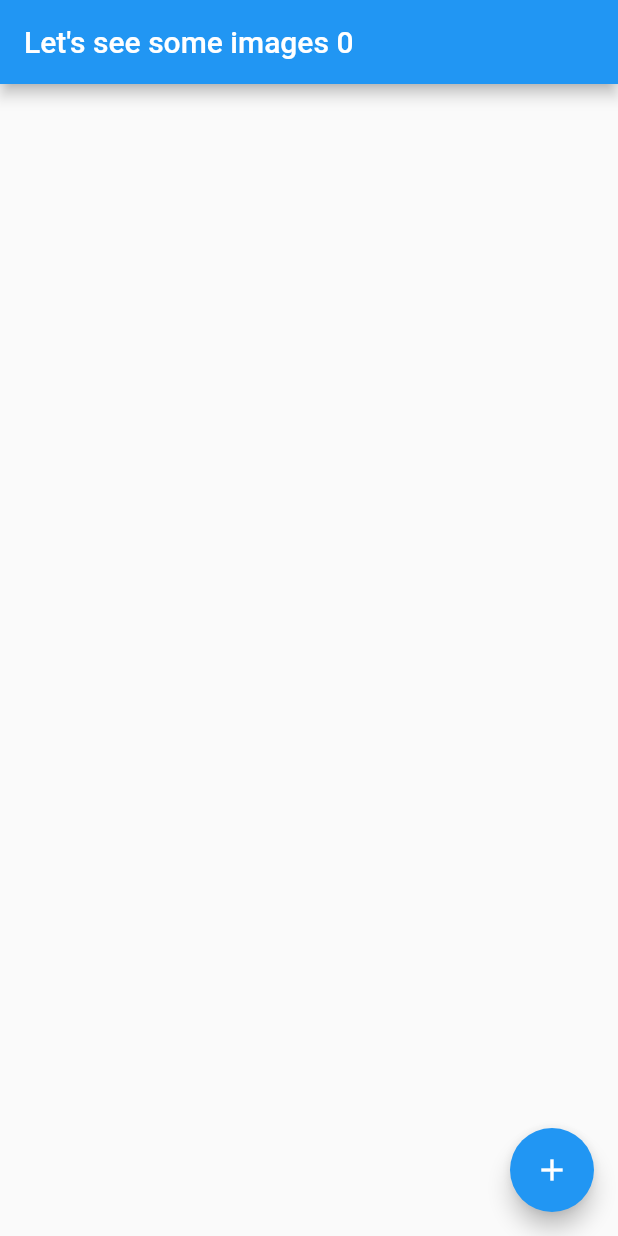
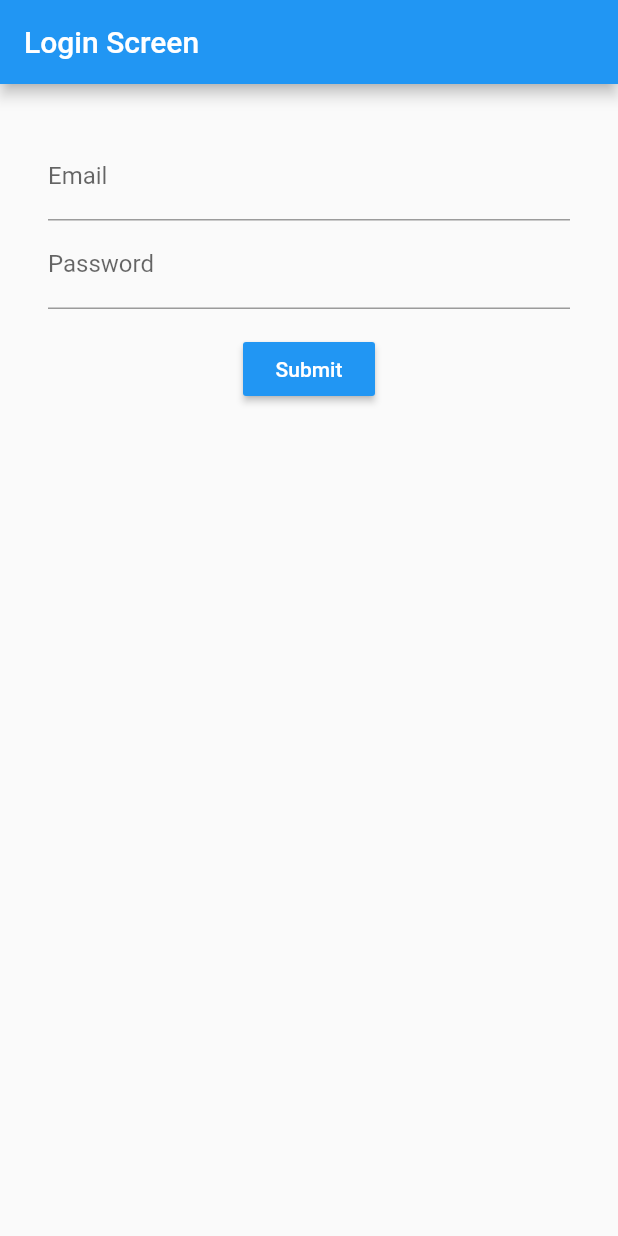
Before and after one commit to sarmad-rauf/FlutterStarter, a Flutter app: the screen it shows after launch, on a phone screen of 412 x 824 dp. Run offline on Flutter 3.47's test engine with Material 2 defaults, Android fonts, the phone set to English and light mode, and no system bars.

Commit message:
Login page demo.

```diff
--- a/lib/main.dart
+++ b/lib/main.dart
@@ -1,9 +1,8 @@
-// IMPORT
 import 'package:flutter/material.dart';
 
 import 'src/pics_demo/pic_app.dart';
+import 'src/login_demo/login_app.dart';
 
-// MAIN
 void main() {
-  runApp(PicApp());
+  runApp(LoginApp());
 }
--- /dev/null
+++ b/lib/src/login_demo/login_app.dart
@@ -0,0 +1,12 @@
+import 'package:flutter/material.dart';
+import 'screens/login_screen.dart';
+
+class LoginApp extends StatelessWidget {
+  @override
+  Widget build(BuildContext context) {
+    return MaterialApp(
+      title: "Login demo",
+      home: LoginScreen(),
+    );
+  }
+}
--- /dev/null
+++ b/lib/src/login_demo/mixins/validation_mixin.dart
@@ -0,0 +1,12 @@
+class ValidationMixin {
+  String validatePassword(String value) {
+    if (value.length < 4)
+      return 'Please enter password of atleast 4 character.';
+    return null;
+  }
+
+  String validateEmail(String value) {
+    if (!value.contains('@')) return 'Please enter a valid email.';
+    return null;
+  }
+}
--- /dev/null
+++ b/lib/src/login_demo/screens/login_screen.dart
@@ -0,0 +1,80 @@
+import 'package:flutter/material.dart';
+import '../mixins/validation_mixin.dart';
+
+class LoginScreen extends StatefulWidget {
+  @override
+  State<StatefulWidget> createState() {
+    return LoginState();
+  }
+}
+
+class LoginState extends State<LoginScreen> with ValidationMixin {
+  final formKey = GlobalKey<FormState>();
+  String email, password;
+
+  @override
+  Widget build(BuildContext context) {
+    return Scaffold(
+      appBar: AppBar(
+        title: Text('Login Screen'),
+      ),
+      body: Container(
+        margin: EdgeInsets.all(16.0),
+        padding: EdgeInsets.all(16.0),
+        child: Form(
+          key: formKey,
+          child: Column(
+            children: <Widget>[
+              emailField(),
+              passwordField(),
+              Container(margin: EdgeInsets.only(bottom: 16.0)),
+              submitButton(),
+            ],
+          ),
+        ),
+      ),
+    );
+  }
+
+  Widget emailField() {
+    return TextFormField(
+      keyboardType: TextInputType.emailAddress,
+      decoration: InputDecoration(
+        labelText: 'Email',
+        hintText: 'abc@abc.com',
+      ),
+      validator: validateEmail,
+      onSaved: (String value) {
+        email = value;
+      },
+    );
+  }
+
+  Widget passwordField() {
+    return TextFormField(
+      obscureText: true,
+      decoration: InputDecoration(
+        labelText: 'Password',
+        hintText: 'Password',
+      ),
+      validator: validatePassword,
+      onSaved: (String value) {
+        password = value;
+      },
+    );
+  }
+
+  Widget submitButton() {
+    return RaisedButton(
+      onPressed: () {
+        if (formKey.currentState.validate()) {
+          formKey.currentState.save();
+          print('Time to post my $email and $password to API');
+        }
+      },
+      color: Colors.blue,
+      textColor: Colors.white,
+      child: Text('Submit'),
+    );
+  }
+}
```
